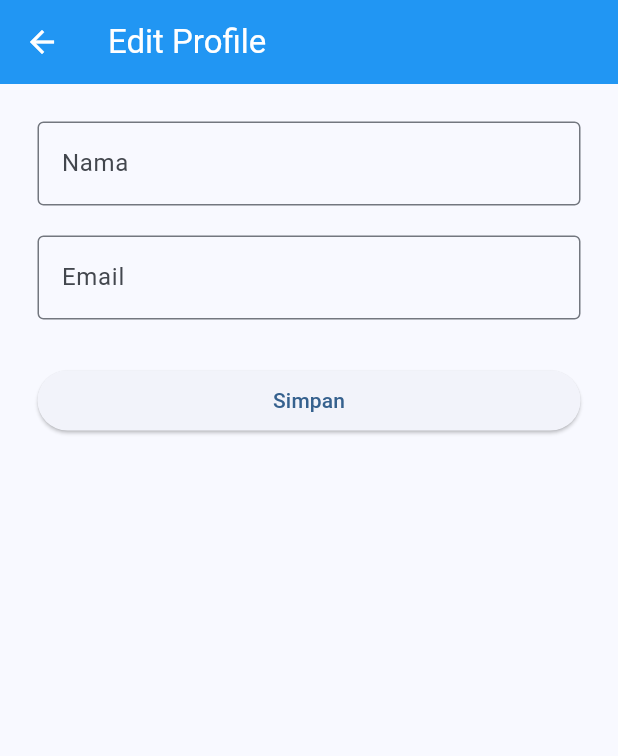
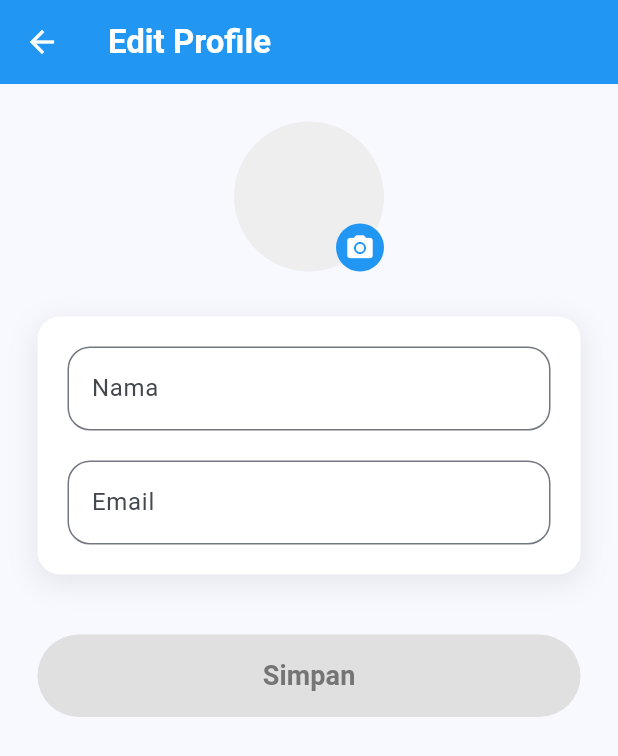
Before and after one commit to AnNisaFatmawati/FlutterProject-KelGunungBotak, a Flutter app: the EditProfileScreen screen opened directly, on a phone screen of 412 x 824 dp. Shown: the top 756 px of the screen. Run offline on Flutter 3.47's test engine with Material 3 defaults, Android fonts, the phone set to English and light mode, and no system bars; our stand-ins replace image_picker, shared_preferences; accounts and stored records are empty.

Commit message:
perbaikan UI login register, sinkronisasi profil, dan refactor MVVM

```diff
--- a/lib/screens/edit_profile_screen.dart
+++ /dev/null
@@ -1,110 +0,0 @@
-import 'package:flutter/material.dart';
-import 'package:shared_preferences/shared_preferences.dart';
-
-class EditProfileScreen extends StatefulWidget {
-  const EditProfileScreen({super.key});
-
-  @override
-  State<EditProfileScreen> createState() => _EditProfileScreenState();
-}
-
-class _EditProfileScreenState extends State<EditProfileScreen> {
-  final _formKey = GlobalKey<FormState>();
-
-  final _nameController = TextEditingController();
-  final _emailController = TextEditingController();
-
-  @override
-  void initState() {
-    super.initState();
-    _loadProfile();
-  }
-
-  Future<void> _loadProfile() async {
-    final prefs = await SharedPreferences.getInstance();
-    _nameController.text = prefs.getString('name') ?? '';
-    _emailController.text = prefs.getString('email') ?? '';
-  }
-
-  Future<void> _saveProfile() async {
-    final prefs = await SharedPreferences.getInstance();
-    await prefs.setString('name', _nameController.text);
-    await prefs.setString('email', _emailController.text);
-  }
-
-  @override
-  void dispose() {
-    _nameController.dispose();
-    _emailController.dispose();
-    super.dispose();
-  }
-
-  @override
-  Widget build(BuildContext context) {
-    return Scaffold(
-      appBar: AppBar(
-        title: const Text("Edit Profile"),
-        backgroundColor: Colors.blue,
-        foregroundColor: Colors.white,
-      ),
-      body: Padding(
-        padding: const EdgeInsets.all(25),
-        child: Form(
-          key: _formKey,
-          child: Column(
-            children: [
-              TextFormField(
-                controller: _nameController,
-                decoration: const InputDecoration(
-                  labelText: "Nama",
-                  border: OutlineInputBorder(),
-                ),
-                validator: (value) {
-                  if (value == null || value.isEmpty) {
-                    return 'Nama wajib diisi';
-                  }
-                  return null;
-                },
-              ),
-              const SizedBox(height: 20),
-
-              TextFormField(
-                controller: _emailController,
-                decoration: const InputDecoration(
-                  labelText: "Email",
-                  border: OutlineInputBorder(),
-                ),
-                validator: (value) {
-                  if (value == null || value.isEmpty) {
-                    return 'Email wajib diisi';
-                  } else if (!value.contains('@')) {
-                    return 'Email tidak valid';
-                  }
-                  return null;
-                },
-              ),
-
-              const SizedBox(height: 30),
-
-              SizedBox(
-                width: double.infinity,
-                child: ElevatedButton(
-                  onPressed: () async {
-                    if (_formKey.currentState!.validate()) {
-                      await _saveProfile();
-
-                      if (!context.mounted) return;
-
-                      Navigator.pop(context, true); // kirim tanda berhasil
-                    }
-                  },
-                  child: const Text("Simpan"),
-                ),
-              )
-            ],
-          ),
-        ),
-      ),
-    );
-  }
-}
--- /dev/null
+++ b/lib/views/edit_profile_screen.dart
@@ -0,0 +1,201 @@
+import 'dart:convert';
+import 'dart:typed_data';
+import 'package:flutter/material.dart';
+import 'package:image_picker/image_picker.dart';
+import '../viewmodels/edit_profile_viewmodel.dart';
+
+class EditProfileScreen extends StatefulWidget {
+  const EditProfileScreen({super.key});
+
+  @override
+  State<EditProfileScreen> createState() => _EditProfileScreenState();
+}
+
+class _EditProfileScreenState extends State<EditProfileScreen> {
+  final _formKey = GlobalKey<FormState>();
+  final _nameController = TextEditingController();
+  final _emailController = TextEditingController();
+
+  final EditProfileViewModel _viewModel = EditProfileViewModel();
+
+  String _initialName = '';
+  String _initialEmail = '';
+  String? _base64Image;
+  bool _isModified = false;
+
+  @override
+  void initState() {
+    super.initState();
+    _fetchInitialData();
+
+    _nameController.addListener(_checkModifications);
+    _emailController.addListener(_checkModifications);
+  }
+
+  Future<void> _fetchInitialData() async {
+    final data = await _viewModel.loadInitialData();
+    setState(() {
+      _initialName = data['name']!;
+      _initialEmail = data['email']!;
+      _base64Image = data['profile_image'];
+
+      _nameController.text = _initialName;
+      _emailController.text = _initialEmail;
+    });
+  }
+
+  void _checkModifications() {
+    if (_nameController.text != _initialName || _emailController.text != _initialEmail) {
+      if (!_isModified) setState(() => _isModified = true);
+    } else {
+      if (_isModified && _base64Image == null) setState(() => _isModified = false);
+    }
+  }
+
+  Future<void> _pickImage() async {
+    final picker = ImagePicker();
+    final pickedFile = await picker.pickImage(source: ImageSource.gallery);
+
+    if (pickedFile != null) {
+      final bytes = await pickedFile.readAsBytes();
+      setState(() {
+        _base64Image = base64Encode(bytes);
+        _isModified = true;
+      });
+    }
+  }
+
+  @override
+  void dispose() {
+    _nameController.dispose();
+    _emailController.dispose();
+    super.dispose();
+  }
+
+  @override
+  Widget build(BuildContext context) {
+    Uint8List? imageBytes;
+    if (_base64Image != null) {
+      imageBytes = base64Decode(_base64Image!);
+    }
+
+    return Scaffold(
+      appBar: AppBar(
+        title: const Text("Edit Profile", style: TextStyle(fontWeight: FontWeight.bold)),
+        backgroundColor: Colors.blue,
+        foregroundColor: Colors.white,
+        elevation: 0,
+      ),
+      body: SingleChildScrollView(
+        child: Padding(
+          padding: const EdgeInsets.all(25),
+          child: Form(
+            key: _formKey,
+            child: Column(
+              crossAxisAlignment: CrossAxisAlignment.stretch,
+              children: [
+                Center(
+                  child: Stack(
+                    children: [
+                      GestureDetector(
+                        onTap: _pickImage,
+                        child: CircleAvatar(
+                          radius: 50,
+                          backgroundColor: Colors.grey.shade200,
+                          backgroundImage: imageBytes != null ? MemoryImage(imageBytes) : null,
+                          child: imageBytes == null ? const Icon(Icons.person, size: 50, color: Colors.grey) : null,
+                        ),
+                      ),
+                      Positioned(
+                        bottom: 0,
+                        right: 0,
+                        child: Container(
+                          padding: const EdgeInsets.all(6),
+                          decoration: const BoxDecoration(
+                            color: Colors.blue,
+                            shape: BoxShape.circle,
+                          ),
+                          child: const Icon(Icons.camera_alt, color: Colors.white, size: 20),
+                        ),
+                      ),
+                    ],
+                  ),
+                ),
+                const SizedBox(height: 30),
+                Container(
+                  padding: const EdgeInsets.all(20),
+                  decoration: BoxDecoration(
+                    color: Colors.white,
+                    borderRadius: BorderRadius.circular(15),
+                    boxShadow: [
+                      BoxShadow(color: Colors.grey.withOpacity(0.2), spreadRadius: 2, blurRadius: 15, offset: const Offset(0, 5)),
+                    ],
+                  ),
+                  child: Column(
+                    children: [
+                      TextFormField(
+                        controller: _nameController,
+                        decoration: const InputDecoration(
+                          labelText: "Nama",
+                          border: OutlineInputBorder(borderRadius: BorderRadius.all(Radius.circular(15))),
+                        ),
+                        validator: (value) => value == null || value.isEmpty ? 'Nama wajib diisi' : null,
+                      ),
+                      const SizedBox(height: 20),
+                      TextFormField(
+                        controller: _emailController,
+                        decoration: const InputDecoration(
+                          labelText: "Email",
+                          border: OutlineInputBorder(borderRadius: BorderRadius.all(Radius.circular(15))),
+                        ),
+                        validator: (value) {
+                          if (value == null || value.isEmpty) return 'Email wajib diisi';
+                          if (!value.contains('@')) return 'Email tidak valid';
+                          return null;
+                        },
+                      ),
+                    ],
+                  ),
+                ),
+                const SizedBox(height: 40),
+                Container(
+                  height: 55,
+                  decoration: BoxDecoration(
+                    borderRadius: BorderRadius.circular(30),
+                    boxShadow: _isModified
+                        ? [BoxShadow(color: Colors.blue.withOpacity(0.4), spreadRadius: 1, blurRadius: 8, offset: const Offset(0, 4))]
+                        : [],
+                  ),
+                  child: ElevatedButton(
+                    onPressed: _isModified
+                        ? () async {
+                      if (_formKey.currentState!.validate()) {
+                        // Menyuruh ViewModel untuk menyimpan data
+                        bool success = await _viewModel.saveProfileData(
+                            _nameController.text,
+                            _emailController.text,
+                            _base64Image
+                        );
+                        if (success && context.mounted) Navigator.pop(context, true);
+                      }
+                    }
+                        : null,
+                    style: ElevatedButton.styleFrom(
+                      backgroundColor: Colors.blue,
+                      foregroundColor: Colors.white,
+                      disabledBackgroundColor: Colors.grey.shade300,
+                      disabledForegroundColor: Colors.grey.shade600,
+                      elevation: 0,
+                      shape: RoundedRectangleBorder(borderRadius: BorderRadius.circular(30)),
+                    ),
+                    child: const Text("Simpan", style: TextStyle(fontSize: 18, fontWeight: FontWeight.bold)),
+                  ),
+                )
+              ],
+            ),
+          ),
+        ),
+      ),
+    );
+  }
+}
--- a/pubspec.yaml
+++ b/pubspec.yaml
@@ -35,6 +35,7 @@ dependencies:
   # Use with the CupertinoIcons class for iOS style icons.
   cupertino_icons: ^1.0.8
   shared_preferences: ^2.5.5
+  image_picker: ^1.2.2
 
 dev_dependencies:
   flutter:
```
Also changed, not shown: lib/main.dart (+4 -4 lines), lib/viewmodels/edit_profile_viewmodel.dart (added, +29 -0 lines), lib/viewmodels/login_viewmodel.dart (added, +23 -0 lines), lib/viewmodels/profile_viewmodel.dart (added, +37 -0 lines), lib/viewmodels/register_viewmodel.dart (added, +15 -0 lines), lib/views/login_screen.dart (renamed from lib/screens/login_screen.dart, +35 -22 lines), lib/views/profile_screen.dart (renamed from lib/screens/profile_screen.dart, +40 -105 lines), lib/views/register_screen.dart (renamed from lib/screens/register_screen.dart, +57 -37 lines), lib/views/welcome_screen.dart (renamed from lib/screens/welcome_screen.dart, +10 -10 lines), lib/views/add_run_screen.dart (renamed from lib/screens/add_run_screen.dart), lib/views/home_content.dart (renamed from lib/screens/home_content.dart), lib/views/home_screen.dart (renamed from lib/screens/home_screen.dart), pubspec.lock, 5 other files.
